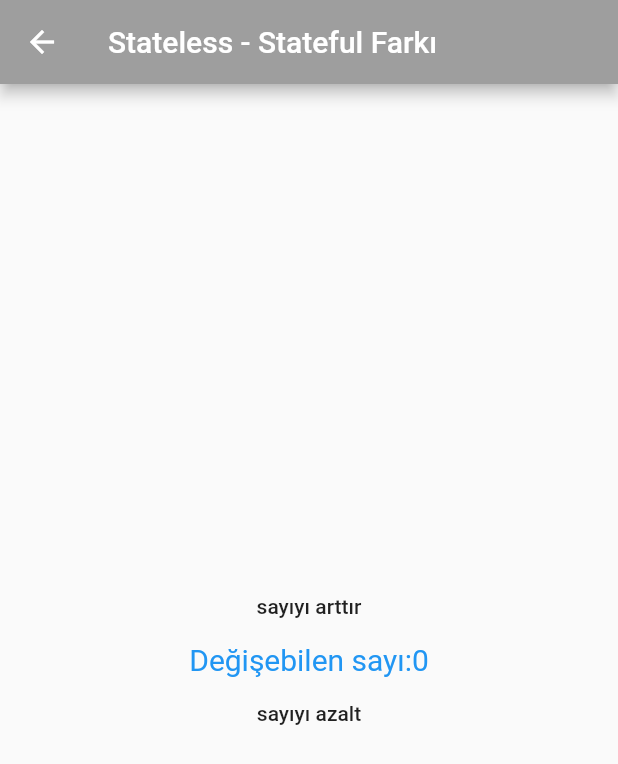
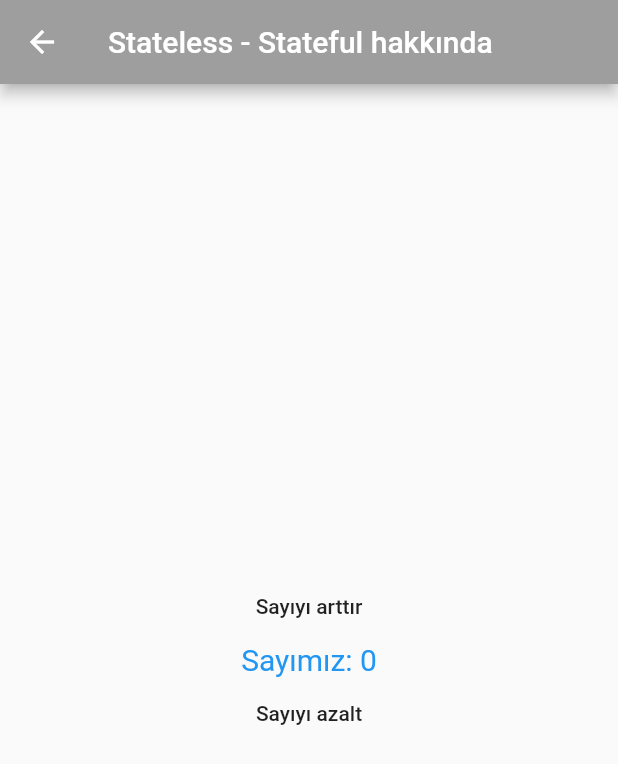
Before and after one commit to yepyepunibel/flutter_ogrendiklerim, a Flutter app: the DegisenWidget screen opened by its route, on a phone screen of 412 x 824 dp. Shown: the top 764 px of the screen. Run offline on Flutter 3.47's test engine with Material 2 defaults, Android fonts, the phone set to English and light mode, and no system bars.

Commit message:
ufak tefek düzeltmeler

```diff
--- a/lib/arayuz/degisenwidget.dart
+++ b/lib/arayuz/degisenwidget.dart
@@ -6,7 +6,7 @@ class DegisenWidget extends StatelessWidget {
     return Scaffold(
       appBar: AppBar(
         backgroundColor: Colors.grey,
-        title: Text("Stateless - Stateful Farkı"),
+        title: Text("Stateless - Stateful hakkında"),
       ),
       body: HomePage(),
     );
@@ -39,11 +39,11 @@ class MyPageState extends State<HomePage> {
         mainAxisAlignment: MainAxisAlignment.center,
         children: [
           FlatButton(
-            child: Text("sayıyı arttır"),
+            child: Text("Sayıyı arttır"),
             onPressed: sayiyiarttir,
           ),
           Text(
-            "Değişebilen sayı:$degisensayi",
+            "Sayımız: $degisensayi",
             textDirection: TextDirection.ltr,
             style: TextStyle(
               color: degisensayi > 0 ? Colors.red : Colors.blue,
@@ -51,7 +51,7 @@ class MyPageState extends State<HomePage> {
             ),
           ),
           FlatButton(
-            child: Text("sayıyı azalt"),
+            child: Text("Sayıyı azalt"),
             onPressed: sayiyiAzalt,
           )
         ],
```
